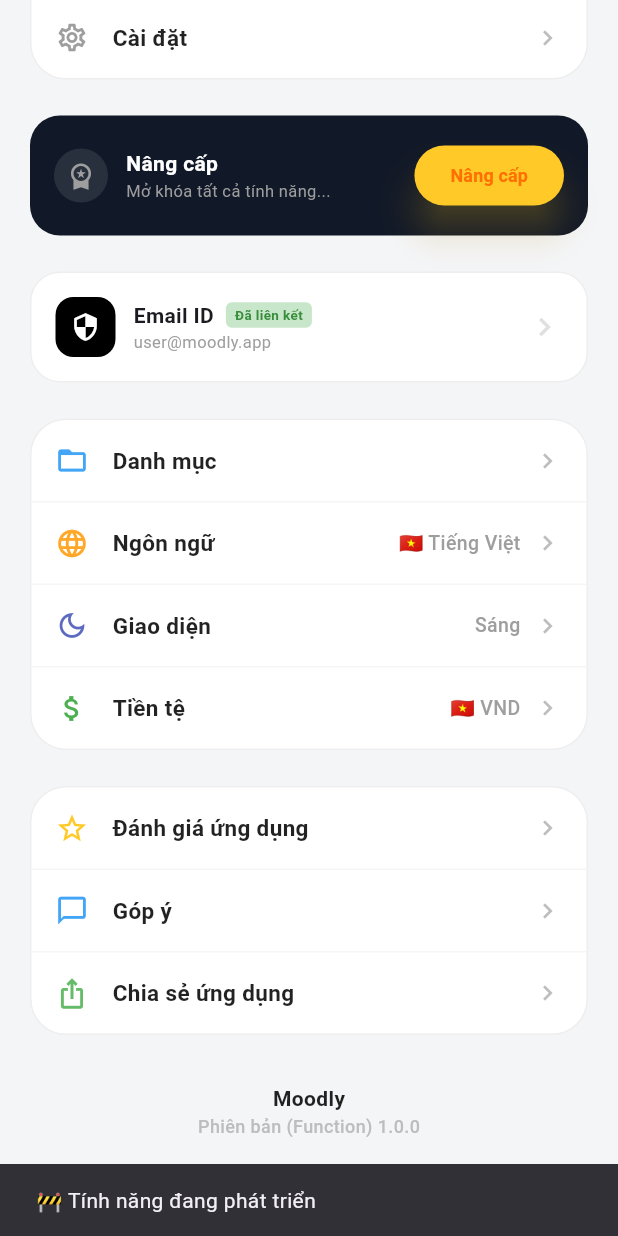
After one commit to thanhhuynh1609/chillphim_ios, a Flutter app: the ProfilePage screen opened directly, scrolled down 576 dp, after a tap on "Cài đặt", on a phone screen of 412 x 824 dp. The commit adds this screen. Run offline on Flutter 3.47's test engine with Material 3 defaults, Android fonts, the phone set to English and light mode, and no system bars; our stand-ins replace audioplayers, cached_network_image, file_picker, google_fonts, share_plus, shared_preferences; accounts and stored records are empty; network calls fail.

Commit message:
feat: profile

```diff
--- a/lib/screens/auth/register_screen.dart
+++ b/lib/screens/auth/register_screen.dart
@@ -2,6 +2,7 @@ import 'dart:convert';
 import 'package:flutter/material.dart';
 import 'package:http/http.dart' as http;
 import '../../widgets/custom_text_field.dart';
+import 'package:google_fonts/google_fonts.dart';
 
 class RegisterPage extends StatefulWidget {
   const RegisterPage({super.key});
--- /dev/null
+++ b/lib/screens/profile/profile_screen.dart
@@ -0,0 +1,477 @@
+import 'dart:convert';
+import 'dart:io';
+import 'package:flutter/material.dart';
+import 'package:http/http.dart' as http;
+import 'package:shared_preferences/shared_preferences.dart';
+import 'package:file_picker/file_picker.dart';
+import '../auth/login_screen.dart';
+
+class ProfilePage extends StatefulWidget {
+  const ProfilePage({super.key});
+
+  @override
+  State<ProfilePage> createState() => _ProfilePageState();
+}
+
+class _ProfilePageState extends State<ProfilePage> {
+  String username = "";
+  String avatarUrl = "";
+  bool isUploading = false;
+  bool isAdmin = false;
+  bool showPasswordModal = false;
+
+  final _oldPasswordController = TextEditingController();
+  final _newPasswordController = TextEditingController();
+
+  @override
+  void initState() {
+    super.initState();
+    _fetchProfile();
+  }
+
+  Future<void> _fetchProfile() async {
+    final prefs = await SharedPreferences.getInstance();
+    final token = prefs.getString('access_token');
+    if (token == null) {
+      if (mounted) Navigator.pushReplacement(context, MaterialPageRoute(builder: (_) => const LoginPage()));
+      return;
+    }
+
+    try {
+      final res = await http.get(
+        Uri.parse('https://moodly-backend-6fk0.onrender.com/api/accounts/profile/'),
+        headers: {'Authorization': 'Bearer $token'},
+      );
+
+      if (res.statusCode == 200) {
+        final data = jsonDecode(utf8.decode(res.bodyBytes));
+        setState(() {
+          username = data['username'] ?? "";
+          avatarUrl = data['avatar_url'] ?? "";
+          isAdmin = data['is_admin'] ?? false;
+        });
+      }
+    } catch (e) {}
+  }
+
+  Future<void> _handleAvatarChange() async {
+    FilePickerResult? result = await FilePicker.platform.pickFiles(type: FileType.image);
+    if (result == null) return;
+
+    setState(() => isUploading = true);
+    final prefs = await SharedPreferences.getInstance();
+    final token = prefs.getString('access_token');
+
+    try {
+      var request = http.MultipartRequest('PUT', Uri.parse('https://moodly-backend-6fk0.onrender.com/api/accounts/profile/avatar/'));
+      request.headers.addAll({'Authorization': 'Bearer $token'});
+      request.files.add(await http.MultipartFile.fromPath('avatar', result.files.single.path!));
+
+      var streamedResponse = await request.send();
+      if (streamedResponse.statusCode == 200) {
+        var response = await http.Response.fromStream(streamedResponse);
+        final data = jsonDecode(response.body);
+        setState(() => avatarUrl = data['avatar_url']);
+        if (mounted) ScaffoldMessenger.of(context).showSnackBar(const SnackBar(content: Text('Cập nhật ảnh thành công!'), backgroundColor: Colors.green));
+      } else {
+        if (mounted) ScaffoldMessenger.of(context).showSnackBar(const SnackBar(content: Text('Lỗi tải ảnh'), backgroundColor: Colors.red));
+      }
+    } catch (e) {
+      if (mounted) ScaffoldMessenger.of(context).showSnackBar(const SnackBar(content: Text('Lỗi kết nối'), backgroundColor: Colors.red));
+    } finally {
+      setState(() => isUploading = false);
+    }
+  }
+
+  Future<void> _handleChangePassword() async {
+    final prefs = await SharedPreferences.getInstance();
+    final token = prefs.getString('access_token');
+
+    try {
+      final res = await http.put(
+        Uri.parse('https://moodly-backend-6fk0.onrender.com/api/accounts/profile/change-password/'),
+        headers: {
+          'Content-Type': 'application/json',
+          'Authorization': 'Bearer $token',
+        },
+        body: jsonEncode({
+          'old_password': _oldPasswordController.text,
+          'new_password': _newPasswordController.text,
+        }),
+      );
+
+      if (res.statusCode == 200) {
+        if (mounted) ScaffoldMessenger.of(context).showSnackBar(const SnackBar(content: Text('Đổi mật khẩu thành công!'), backgroundColor: Colors.green));
+        setState(() {
+          _oldPasswordController.clear();
+          _newPasswordController.clear();
+          showPasswordModal = false;
+        });
+      } else {
+        final errorData = jsonDecode(res.body);
+        if (mounted) ScaffoldMessenger.of(context).showSnackBar(SnackBar(content: Text(errorData['error'] ?? 'Đổi mật khẩu thất bại.'), backgroundColor: Colors.red));
+      }
+    } catch (e) {
+      if (mounted) ScaffoldMessenger.of(context).showSnackBar(const SnackBar(content: Text('Lỗi kết nối'), backgroundColor: Colors.red));
+    }
+  }
+
+  Future<void> _handleLogout() async {
+    final prefs = await SharedPreferences.getInstance();
+    await prefs.remove('access_token');
+    await prefs.remove('refresh_token');
+    if (mounted) Navigator.pushReplacement(context, MaterialPageRoute(builder: (_) => const LoginPage()));
+  }
+
+  void _handleComingSoon() {
+    ScaffoldMessenger.of(context).showSnackBar(const SnackBar(content: Text('🚧 Tính năng đang phát triển')));
+  }
+
+  Widget _buildMenuRow(IconData icon, String label, {String value = "", required VoidCallback onClick, bool isLast = false, Color color = Colors.grey}) {
+    return InkWell(
+      onTap: onClick,
+      child: Container(
+        padding: const EdgeInsets.all(16),
+        decoration: BoxDecoration(border: isLast ? null : Border(bottom: BorderSide(color: Colors.grey.shade100))),
+        child: Row(
+          mainAxisAlignment: MainAxisAlignment.spaceBetween,
+          children: [
+            Row(
+              children: [
+                Icon(icon, color: color, size: 22),
+                const SizedBox(width: 16),
+                Text(label, style: const TextStyle(fontWeight: FontWeight.w600, color: Colors.black87, fontSize: 15)),
+              ],
+            ),
+            Row(
+              children: [
+                if (value.isNotEmpty) Text(value, style: TextStyle(color: Colors.grey.shade500, fontSize: 13, fontWeight: FontWeight.w500)),
+                const SizedBox(width: 8),
+                Icon(Icons.chevron_right, color: Colors.grey.shade400, size: 20),
+              ],
+            )
+          ],
+        ),
+      ),
+    );
+  }
+
+  @override
+  Widget build(BuildContext context) {
+    return Scaffold(
+      backgroundColor: const Color(0xFFF4F5F7),
+      body: Stack(
+        children: [
+          SingleChildScrollView(
+            child: Padding(
+              padding: const EdgeInsets.symmetric(horizontal: 20),
+              child: Column(
+                children: [
+                  const SizedBox(height: 60),
+                  Center(
+                    child: Column(
+                      children: [
+                        GestureDetector(
+                          onTap: _handleAvatarChange,
+                          child: Stack(
+                            children: [
+                              Container(
+                                padding: const EdgeInsets.all(4),
+                                decoration: const BoxDecoration(
+                                  shape: BoxShape.circle,
+                                  gradient: LinearGradient(colors: [Colors.pink, Colors.purple, Colors.indigo], begin: Alignment.topRight, end: Alignment.bottomLeft),
+                                ),
+                                child: Opacity(
+                                  opacity: isUploading ? 0.5 : 1.0,
+                                  child: CircleAvatar(
+                                    radius: 46,
+                                    backgroundColor: Colors.white,
+                                    backgroundImage: NetworkImage(avatarUrl.isNotEmpty ? avatarUrl : "https://mautranhve.vn/wp-content/uploads/2025/10/avatar-hai-cute-25.jpg"),
+                                  ),
+                                ),
+                              ),
+                              Positioned(
+                                bottom: 0,
+                                right: 0,
+                                child: Container(
+                                  padding: const EdgeInsets.all(6),
+                                  decoration: BoxDecoration(color: Colors.blue, shape: BoxShape.circle, border: Border.all(color: Colors.white, width: 2)),
+                                  child: const Icon(Icons.edit, color: Colors.white, size: 14),
+                                ),
+                              )
+                            ],
+                          ),
+                        ),
+                        const SizedBox(height: 12),
+                        Text(username.isNotEmpty ? username : "Người dùng", style: const TextStyle(fontSize: 24, fontWeight: FontWeight.bold, color: Colors.black87)),
+                        const SizedBox(height: 12),
+                        Row(
+                          mainAxisAlignment: MainAxisAlignment.center,
+                          children: [
+                            Container(
+                              padding: const EdgeInsets.symmetric(horizontal: 12, vertical: 6),
+                              decoration: BoxDecoration(color: Colors.grey.shade200, borderRadius: BorderRadius.circular(20)),
+                              child: Row(
+                                children: [
+                                  Icon(Icons.calendar_today, size: 12, color: Colors.grey.shade700),
+                                  const SizedBox(width: 4),
+                                  Text("thg ${DateTime.now().month} ${DateTime.now().year}", style: TextStyle(fontSize: 12, fontWeight: FontWeight.bold, color: Colors.grey.shade700)),
+                                ],
+                              ),
+                            ),
+                            const SizedBox(width: 8),
+                            GestureDetector(
+                              onTap: _handleComingSoon,
+                              child: Container(
+                                padding: const EdgeInsets.symmetric(horizontal: 12, vertical: 6),
+                                decoration: BoxDecoration(color: Colors.amber.shade400, borderRadius: BorderRadius.circular(20)),
+                                child: Row(
+                                  children: [
+                                    Icon(Icons.link, size: 12, color: Colors.amber.shade900),
+                                    const SizedBox(width: 4),
+                                    Text("Chia sẻ hồ sơ", style: TextStyle(fontSize: 12, fontWeight: FontWeight.bold, color: Colors.amber.shade900)),
+                                  ],
+                                ),
+                              ),
+                            ),
+                          ],
+                        )
+                      ],
+                    ),
+                  ),
+                  const SizedBox(height: 24),
+                  if (isAdmin)
+                    GestureDetector(
+                      onTap: _handleComingSoon,
+                      child: Container(
+                        padding: const EdgeInsets.all(16),
+                        margin: const EdgeInsets.only(bottom: 24),
+                        decoration: BoxDecoration(color: Colors.indigo.shade50, borderRadius: BorderRadius.circular(20), border: Border.all(color: Colors.indigo.shade100)),
+                        child: Row(
+                          mainAxisAlignment: MainAxisAlignment.spaceBetween,
+                          children: [
+                            Row(
+                              children: [
+                                Icon(Icons.security, color: Colors.indigo.shade600),
+                                const SizedBox(width: 12),
+                                Text("Trang Quản Trị Hệ Thống", style: TextStyle(fontWeight: FontWeight.bold, color: Colors.indigo.shade700)),
+                              ],
+                            ),
+                            Icon(Icons.chevron_right, color: Colors.indigo.shade300),
+                          ],
+                        ),
+                      ),
+                    ),
+                  GestureDetector(
+                    onTap: _handleLogout,
+                    child: Container(
+                      width: double.infinity,
+                      padding: const EdgeInsets.symmetric(vertical: 16),
+                      margin: const EdgeInsets.only(bottom: 24),
+                      decoration: BoxDecoration(color: Colors.white, borderRadius: BorderRadius.circular(24), border: Border.all(color: Colors.grey.shade200)),
+                      child: const Row(
+                        mainAxisAlignment: MainAxisAlignment.center,
+                        children: [
+                          Icon(Icons.logout, color: Colors.red),
+                          SizedBox(width: 8),
+                          Text("Đăng xuất", style: TextStyle(color: Colors.red, fontWeight: FontWeight.bold, fontSize: 16)),
+                        ],
+                      ),
+                    ),
+                  ),
+                  Container(
+                    decoration: BoxDecoration(color: Colors.white, borderRadius: BorderRadius.circular(24), border: Border.all(color: Colors.grey.shade200)),
+                    child: Column(
+                      children: [
+                        _buildMenuRow(Icons.lock_outline, "Đổi mật khẩu", color: Colors.red.shade400, onClick: () => setState(() => showPasswordModal = true)),
+                        _buildMenuRow(Icons.people_outline, "Bạn bè", color: Colors.blue.shade500, onClick: _handleComingSoon),
+                        _buildMenuRow(Icons.groups, "Nhóm", color: Colors.indigo.shade500, onClick: _handleComingSoon),
+                        _buildMenuRow(Icons.repeat, "Định kỳ", color: Colors.teal.shade500, onClick: _handleComingSoon),
+                        _buildMenuRow(Icons.settings_outlined, "Cài đặt", color: Colors.grey.shade500, onClick: _handleComingSoon, isLast: true),
+                      ],
+                    ),
+                  ),
+                  const SizedBox(height: 24),
+                  Container(
+                    padding: const EdgeInsets.all(16),
+                    decoration: BoxDecoration(color: const Color(0xFF111827), borderRadius: BorderRadius.circular(20)),
+                    child: Row(
+                      mainAxisAlignment: MainAxisAlignment.spaceBetween,
+                      children: [
+                        Row(
+                          children: [
+                            Container(
+                              padding: const EdgeInsets.all(8),
+                              decoration: BoxDecoration(color: Colors.white.withOpacity(0.1), shape: BoxShape.circle),
+                              child: const Icon(Icons.workspace_premium, color: Colors.grey, size: 20),
+                            ),
+                            const SizedBox(width: 12),
+                            const Column(
+                              crossAxisAlignment: CrossAxisAlignment.start,
+                              children: [
+                                Text("Nâng cấp", style: TextStyle(color: Colors.white, fontWeight: FontWeight.bold, fontSize: 14)),
+                                Text("Mở khóa tất cả tính năng...", style: TextStyle(color: Colors.grey, fontSize: 11)),
+                              ],
+                            )
+                          ],
+                        ),
+                        ElevatedButton(
+                          onPressed: _handleComingSoon,
+                          style: ElevatedButton.styleFrom(
+                            backgroundColor: Colors.amber.shade400,
+                            foregroundColor: Colors.amber.shade900,
+                            shape: RoundedRectangleBorder(borderRadius: BorderRadius.circular(20)),
+                            elevation: 10,
+                            shadowColor: Colors.amber.shade400.withOpacity(0.5),
+                          ),
+                          child: const Text("Nâng cấp", style: TextStyle(fontWeight: FontWeight.bold, fontSize: 12)),
+                        )
+                      ],
+                    ),
+                  ),
+                  const SizedBox(height: 24),
+                  GestureDetector(
+                    onTap: _handleComingSoon,
+                    child: Container(
+                      padding: const EdgeInsets.all(16),
+                      decoration: BoxDecoration(color: Colors.white, borderRadius: BorderRadius.circular(20), border: Border.all(color: Colors.grey.shade200)),
+                      child: Row(
+                        mainAxisAlignment: MainAxisAlignment.spaceBetween,
+                        children: [
+                          Row(
+                            children: [
+                              Container(
+                                padding: const EdgeInsets.all(10),
+                                decoration: BoxDecoration(color: Colors.black, borderRadius: BorderRadius.circular(12)),
+                                child: const Icon(Icons.security, color: Colors.white, size: 20),
+                              ),
+                              const SizedBox(width: 12),
+                              Column(
+                                crossAxisAlignment: CrossAxisAlignment.start,
+                                children: [
+                                  Row(
+                                    children: [
+                                      const Text("Email ID", style: TextStyle(fontWeight: FontWeight.bold, fontSize: 14)),
+                                      const SizedBox(width: 8),
+                                      Container(
+                                        padding: const EdgeInsets.symmetric(horizontal: 6, vertical: 2),
+                                        decoration: BoxDecoration(color: Colors.green.shade100, borderRadius: BorderRadius.circular(4)),
+                                        child: Text("Đã liên kết", style: TextStyle(color: Colors.green.shade700, fontSize: 9, fontWeight: FontWeight.bold)),
+                                      )
+                                    ],
+                                  ),
+                                  Text("${username.isEmpty ? 'user' : username}@moodly.app", style: TextStyle(color: Colors.grey.shade500, fontSize: 11)),
+                                ],
+                              )
+                            ],
+                          ),
+                          Icon(Icons.chevron_right, color: Colors.grey.shade300),
+                        ],
+                      ),
+                    ),
+                  ),
+                  const SizedBox(height: 24),
+                  Container(
+                    decoration: BoxDecoration(color: Colors.white, borderRadius: BorderRadius.circular(24), border: Border.all(color: Colors.grey.shade200)),
+                    child: Column(
+                      children: [
+                        _buildMenuRow(Icons.folder_open_outlined, "Danh mục", color: Colors.blue.shade400, onClick: _handleComingSoon),
+                        _buildMenuRow(Icons.language, "Ngôn ngữ", value: "🇻🇳 Tiếng Việt", color: Colors.orange.shade400, onClick: _handleComingSoon),
+                        _buildMenuRow(Icons.dark_mode_outlined, "Giao diện", value: "Sáng", color: Colors.indigo.shade400, onClick: _handleComingSoon),
+                        _buildMenuRow(Icons.attach_money, "Tiền tệ", value: "🇻🇳 VND", color: Colors.green.shade500, onClick: _handleComingSoon, isLast: true),
+                      ],
+                    ),
+                  ),
+                  const SizedBox(height: 24),
+                  Container(
+                    decoration: BoxDecoration(color: Colors.white, borderRadius: BorderRadius.circular(24), border: Border.all(color: Colors.grey.shade200)),
+                    child: Column(
+                      children: [
+                        _buildMenuRow(Icons.star_border, "Đánh giá ứng dụng", color: Colors.amber.shade400, onClick: _handleComingSoon),
+                        _buildMenuRow(Icons.chat_bubble_outline, "Góp ý", color: Colors.blue.shade400, onClick: _handleComingSoon),
+                        _buildMenuRow(Icons.ios_share, "Chia sẻ ứng dụng", color: Colors.green.shade400, onClick: _handleComingSoon, isLast: true),
+                      ],
+                    ),
+                  ),
+                  const SizedBox(height: 32),
+                  const Text("Moodly", style: TextStyle(fontWeight: FontWeight.bold, color: Colors.black87)),
+                  Text("Phiên bản (Function) 1.0.0", style: TextStyle(fontSize: 12, color: Colors.grey.shade400, fontWeight: FontWeight.w500)),
+                  const SizedBox(height: 120),
+                ],
+              ),
+            ),
+          ),
+          if (showPasswordModal)
+            Container(
+              color: Colors.black54,
+              alignment: Alignment.bottomCenter,
+              child: Container(
+                width: double.infinity,
+                padding: const EdgeInsets.all(24),
+                decoration: const BoxDecoration(color: Colors.white, borderRadius: BorderRadius.vertical(top: Radius.circular(32))),
+                child: Column(
+                  mainAxisSize: MainAxisSize.min,
+                  children: [
+                    Row(
+                      mainAxisAlignment: MainAxisAlignment.spaceBetween,
+                      children: [
+                        const Row(
+                          children: [
+                            Icon(Icons.lock_outline, color: Color(0xFF4F46E5)),
+                            SizedBox(width: 8),
+                            Text("Đổi mật khẩu", style: TextStyle(fontSize: 20, fontWeight: FontWeight.bold)),
+                          ],
+                        ),
+                        IconButton(
+                          icon: const Icon(Icons.close),
+                          onPressed: () => setState(() => showPasswordModal = false),
+                          style: IconButton.styleFrom(backgroundColor: Colors.grey.shade100),
+                        )
+                      ],
+                    ),
+                    const SizedBox(height: 24),
+                    TextField(
+                      controller: _oldPasswordController,
+                      obscureText: true,
+                      decoration: InputDecoration(
+                        hintText: "Mật khẩu hiện tại",
+                        prefixIcon: const Icon(Icons.lock_outline, color: Colors.grey),
+                        filled: true,
+                        fillColor: Colors.grey.shade50,
+                        border: OutlineInputBorder(borderRadius: BorderRadius.circular(16), borderSide: BorderSide(color: Colors.grey.shade200)),
+                        enabledBorder: OutlineInputBorder(borderRadius: BorderRadius.circular(16), borderSide: BorderSide(color: Colors.grey.shade200)),
+                      ),
+                    ),
+                    const SizedBox(height: 16),
+                    TextField(
+                      controller: _newPasswordController,
+                      obscureText: true,
+                      decoration: InputDecoration(
+                        hintText: "Mật khẩu mới",
+                        prefixIcon: const Icon(Icons.lock_outline, color: Colors.grey),
+                        filled: true,
+                        fillColor: Colors.grey.shade50,
+                        border: OutlineInputBorder(borderRadius: BorderRadius.circular(16), borderSide: BorderSide(color: Colors.grey.shade200)),
+                        enabledBorder: OutlineInputBorder(borderRadius: BorderRadius.circular(16), borderSide: BorderSide(color: Colors.grey.shade200)),
+                      ),
+                    ),
+                    const SizedBox(height: 24),
+                    SizedBox(
+                      width: double.infinity,
+                      height: 56,
+                      child: ElevatedButton(
+                        onPressed: _handleChangePassword,
+                        style: ElevatedButton.styleFrom(backgroundColor: const Color(0xFF4F46E5), shape: RoundedRectangleBorder(borderRadius: BorderRadius.circular(16))),
+                        child: const Text("Cập nhật mật khẩu", style: TextStyle(color: Colors.white, fontWeight: FontWeight.bold, fontSize: 16)),
+                      ),
+                    ),
+                    const SizedBox(height: 24),
+                  ],
+                ),
+              ),
+            )
+        ],
+      ),
+    );
+  }
+}
--- a/pubspec.yaml
+++ b/pubspec.yaml
@@ -38,6 +38,7 @@ dependencies:
   share_plus: ^7.2.1
   audioplayers: ^5.2.1
   file_picker: ^8.0.0
+  google_fonts: ^6.2.1
 
   # The following adds the Cupertino Icons font to your application.
   # Use with the CupertinoIcons class for iOS style icons.
```
Also changed, not shown: lib/screens/auth/login_screen.dart (+5 -5 lines), lib/screens/main_navigator.dart (+119 -44 lines), lib/screens/music/music_screen.dart (+16 -50 lines), pubspec.lock.
